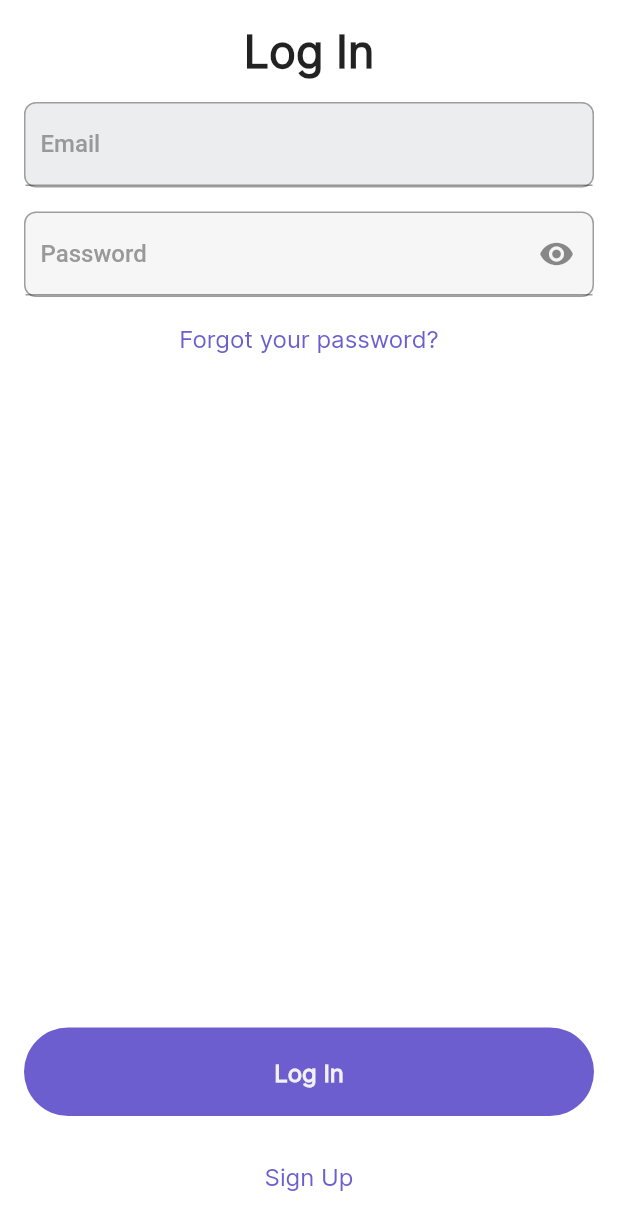
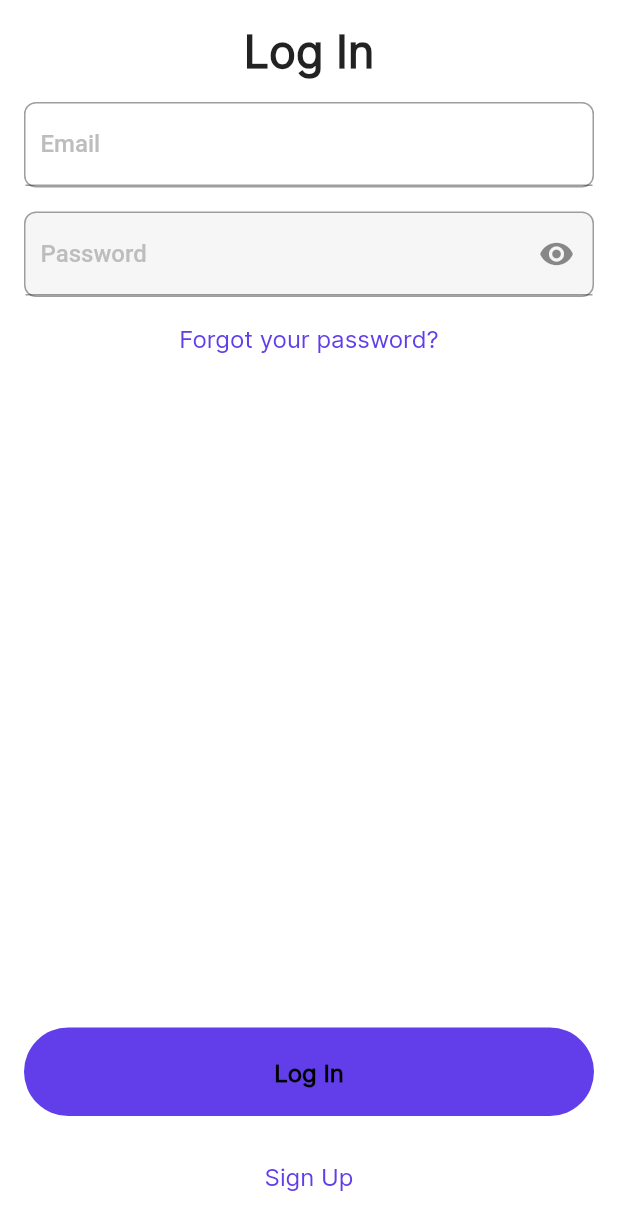
Before and after one commit to MuhammadFahru/tubes-promvis, a Flutter app: the screen it shows after launch, on a phone screen of 412 x 824 dp. Shown: the top 1230 px of the screen. Run offline on Flutter 3.47's test engine with Material 2 defaults, Android fonts, the phone set to English and light mode, and no system bars; our stand-ins replace dropdown_search, email_validator, equatable, flutter_bloc, google_fonts, percent_indicator; accounts and stored records are empty.

Commit message:
Update theme.dart cocokin dengan figma

```diff
--- a/flutter-investor/lib/theme.dart
+++ b/flutter-investor/lib/theme.dart
@@ -3,18 +3,18 @@ import 'package:google_fonts/google_fonts.dart';
 
 double defaultMargin = 30.0;
 
-Color primaryColor = Color(0xff6C5ECF);
+Color primaryColor = Color(0xff613EEA);
 Color secondaryColor = Color(0xff38ABBE);
-Color alertColor = Color(0xffED6363);
+Color alertColor = Color(0xffFF0000);
 Color priceColor = Color(0xff2C96F1);
 Color backgroundColor1 = Color(0xff1F1D2B);
 Color backgroundColor2 = Color(0xff2B2937);
 Color backgroundColor3 = Color(0xff242231);
 Color backgroundColor4 = Color(0xff252836);
 Color backgroundColor5 = Color(0xff2B2844);
-Color backgroundColor6 = Color(0xffECEDEF);
-Color primaryTextColor = Color(0xffF1F0F2);
-Color secondaryTextColor = Color(0xff999999);
+Color backgroundColor6 = Color(0xF1F1F1);
+Color primaryTextColor = Color(0xff000000);
+Color secondaryTextColor = Color(0xffBDBDBD);
 Color subtitleColor = Color(0xff504F5E);
 Color transparentColor = Colors.transparent;
 Color blackColor = Color(0xff2E2E2E);
```
